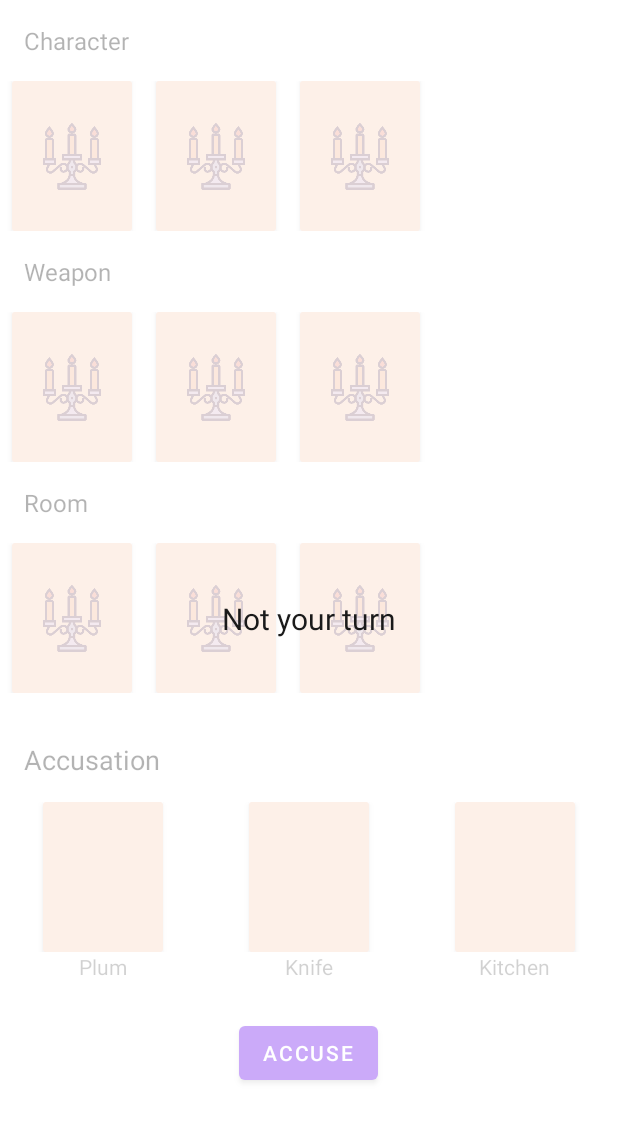
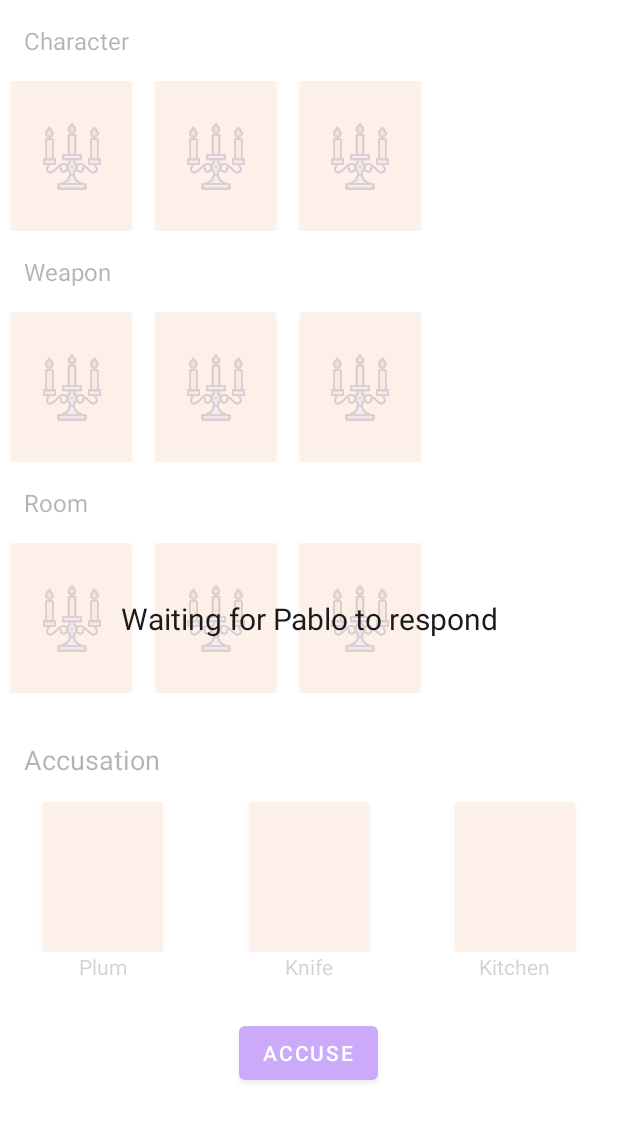
Before and after one commit to Sonia0912/ProgettoLAM, an Android app: the layout fragment_accusation.xml on its own in the app's theme, with its tools: preview values and no code run, on a phone screen of 412 x 824 dp. Shown: the top 1121 px of the screen. Run offline under Robolectric (Android 15) with nearby library versions, the phone set to English and light mode, and no system bars.

Commit message:
Adds waiting for accusation state

```diff
--- a/app/src/main/java/com/sonianicoletti/progettolam/ui/game/GameViewModel.kt
+++ b/app/src/main/java/com/sonianicoletti/progettolam/ui/game/GameViewModel.kt
@@ -48,7 +48,7 @@ class GameViewModel @Inject constructor(
         val isHost = gameRepository.isHost()
         gameStateEmitter.postValue(GameState(game, isHost))
 
-        if (!game.accusation?.cards.isNullOrEmpty() && !gameRepository.isTurnPlayer()) {
+        if (game.accusation != null && !gameRepository.isTurnPlayer()) {
             viewEventEmitter.postValue(ViewEvent.NavigateToCards)
         }
     }
--- a/app/src/main/java/com/sonianicoletti/progettolam/ui/game/accusation/AccusationViewModel.kt
+++ b/app/src/main/java/com/sonianicoletti/progettolam/ui/game/accusation/AccusationViewModel.kt
@@ -4,6 +4,7 @@ import androidx.lifecycle.LiveData
 import androidx.lifecycle.MutableLiveData
 import androidx.lifecycle.ViewModel
 import androidx.lifecycle.viewModelScope
+import com.sonianicoletti.entities.Player
 import com.sonianicoletti.progettolam.extension.emit
 import com.sonianicoletti.progettolam.ui.game.GameState
 import com.sonianicoletti.progettolam.ui.game.cards.CardItem
@@ -48,12 +49,14 @@ class AccusationViewModel @Inject constructor(
     fun handleGameState(gameState: GameState) {
         viewModelScope.launch {
             viewState.value?.isTurnPlayer = gameRepository.isTurnPlayer()
+            viewState.value?.respondingPlayer = gameState.game.players.firstOrNull { it.id == gameState.game.accusation?.responder }
             viewStateEmitter.emit()
         }
     }
 
     data class ViewState(
         var isTurnPlayer: Boolean = false,
+        var respondingPlayer: Player? = null,
         var selectedCharacterCard: CardItem? = null,
         var selectedWeaponCard: CardItem? = null,
         var selectedRoomCard: CardItem? = null,
--- a/app/src/main/res/layout/fragment_accusation.xml
+++ b/app/src/main/res/layout/fragment_accusation.xml
@@ -1,9 +1,9 @@
 <?xml version="1.0" encoding="utf-8"?>
 <FrameLayout xmlns:android="http://schemas.android.com/apk/res/android"
+    xmlns:app="http://schemas.android.com/apk/res-auto"
+    xmlns:tools="http://schemas.android.com/tools"
     android:layout_width="match_parent"
-    android:layout_height="match_parent"
-    xmlns:app="http://schemas.android.com/apk/res-auto"
-    xmlns:tools="http://schemas.android.com/tools">
+    android:layout_height="match_parent">
 
     <ScrollView
         android:layout_width="match_parent"
@@ -12,71 +12,71 @@
         <LinearLayout
             android:layout_width="match_parent"
             android:layout_height="wrap_content"
-            android:paddingBottom="48dp"
-            android:orientation="vertical">
+            android:orientation="vertical"
+            android:paddingBottom="48dp">
 
             <TextView
                 android:layout_width="wrap_content"
                 android:layout_height="wrap_content"
                 android:layout_marginStart="16dp"
                 android:layout_marginTop="16dp"
-                android:textSize="16sp"
+                android:text="Character"
                 android:textColor="#1A1A1A"
-                android:text="Character" />
+                android:textSize="16sp" />
 
             <androidx.recyclerview.widget.RecyclerView
                 android:id="@+id/character_cards"
                 android:layout_width="match_parent"
                 android:layout_height="wrap_content"
+                android:layout_marginTop="16dp"
+                android:orientation="horizontal"
                 app:layoutManager="androidx.recyclerview.widget.LinearLayoutManager"
-                android:orientation="horizontal"
-                tools:listitem="@layout/list_item_accusation_card"
-                android:layout_marginTop="16dp" />
+                tools:listitem="@layout/list_item_accusation_card" />
 
             <TextView
                 android:layout_width="wrap_content"
                 android:layout_height="wrap_content"
                 android:layout_marginStart="16dp"
                 android:layout_marginTop="16dp"
-                android:textSize="16sp"
+                android:text="Weapon"
                 android:textColor="#1A1A1A"
-                android:text="Weapon" />
+                android:textSize="16sp" />
 
             <androidx.recyclerview.widget.RecyclerView
                 android:id="@+id/weapon_cards"
                 android:layout_width="match_parent"
                 android:layout_height="wrap_content"
+                android:layout_marginTop="16dp"
+                android:orientation="horizontal"
                 app:layoutManager="androidx.recyclerview.widget.LinearLayoutManager"
-                android:orientation="horizontal"
-                tools:listitem="@layout/list_item_accusation_card"
-                android:layout_marginTop="16dp" />
+                tools:listitem="@layout/list_item_accusation_card" />
 
             <TextView
                 android:layout_width="wrap_content"
                 android:layout_height="wrap_content"
                 android:layout_marginStart="16dp"
                 android:layout_marginTop="16dp"
-                android:textSize="16sp"
+                android:text="Room"
                 android:textColor="#1A1A1A"
-                android:text="Room" />
+                android:textSize="16sp" />
 
             <androidx.recyclerview.widget.RecyclerView
                 android:id="@+id/room_cards"
                 android:layout_width="match_parent"
                 android:layout_height="wrap_content"
+                android:layout_marginTop="16dp"
+                android:orientation="horizontal"
                 app:layoutManager="androidx.recyclerview.widget.LinearLayoutManager"
-                android:orientation="horizontal"
-                tools:listitem="@layout/list_item_accusation_card"
-                android:layout_marginTop="16dp" />
+                tools:listitem="@layout/list_item_accusation_card" />
 
             <TextView
                 android:layout_width="match_parent"
                 android:layout_height="match_parent"
+                android:layout_marginStart="16dp"
                 android:layout_marginTop="32dp"
                 android:text="Accusation"
-                android:layout_marginStart="16dp"
-                android:textSize="18sp"
-                android:textColor="#1A1A1A" />
+                android:textColor="#1A1A1A"
+                android:textSize="18sp" />
 
             <LinearLayout
                 android:layout_width="match_parent"
@@ -88,14 +88,16 @@
                     android:layout_height="wrap_content"
                     android:layout_weight="1"
                     android:orientation="vertical">
+
                     <include
                         android:id="@+id/accusation_character_card"
                         layout="@layout/list_item_accusation_card"
                         android:layout_width="wrap_content"
                         android:layout_height="wrap_content"
+                        android:layout_gravity="center_horizontal"
                         android:visibility="invisible"
-                        android:layout_gravity="center_horizontal"
                         tools:visibility="visible" />
+
                     <TextView
                         android:id="@+id/accusation_character_text"
                         android:layout_width="wrap_content"
@@ -109,14 +111,16 @@
                     android:layout_height="wrap_content"
                     android:layout_weight="1"
                     android:orientation="vertical">
+
                     <include
                         android:id="@+id/accusation_weapon_card"
                         layout="@layout/list_item_accusation_card"
                         android:layout_width="wrap_content"
                         android:layout_height="wrap_content"
+                        android:layout_gravity="center_horizontal"
                         android:visibility="invisible"
-                        android:layout_gravity="center_horizontal"
                         tools:visibility="visible" />
+
                     <TextView
                         android:id="@+id/accusation_weapon_text"
                         android:layout_width="wrap_content"
@@ -130,14 +134,16 @@
                     android:layout_height="wrap_content"
                     android:layout_weight="1"
                     android:orientation="vertical">
+
                     <include
                         android:id="@+id/accusation_room_card"
                         layout="@layout/list_item_accusation_card"
                         android:layout_width="wrap_content"
                         android:layout_height="wrap_content"
+                        android:layout_gravity="center_horizontal"
                         android:visibility="invisible"
-                        android:layout_gravity="center_horizontal"
                         tools:visibility="visible" />
+
                     <TextView
                         android:id="@+id/accusation_room_text"
                         android:layout_width="wrap_content"
@@ -152,9 +158,9 @@
                 android:id="@+id/accuse_button"
                 android:layout_width="wrap_content"
                 android:layout_height="wrap_content"
+                android:layout_gravity="center_horizontal"
                 android:layout_marginTop="24dp"
-                android:text="Accuse"
-                android:layout_gravity="center_horizontal" />
+                android:text="Accuse" />
 
         </LinearLayout>
 
@@ -163,25 +169,52 @@
     <androidx.constraintlayout.widget.ConstraintLayout
         android:id="@+id/not_turn_player_overlay"
         android:layout_width="match_parent"
+        android:layout_height="match_parent"
+        android:visibility="gone">
+
+        <View
+            android:layout_width="match_parent"
+            android:layout_height="match_parent"
+            android:background="#AAFFFFFF"
+            android:clickable="true"
+            android:focusable="true" />
+
+        <TextView
+            android:layout_width="wrap_content"
+            android:layout_height="wrap_content"
+            android:text="Not your turn"
+            android:textColor="#1A1A1A"
+            android:textSize="20sp"
+            app:layout_constraintBottom_toBottomOf="parent"
+            app:layout_constraintEnd_toEndOf="parent"
+            app:layout_constraintStart_toStartOf="parent"
+            app:layout_constraintTop_toTopOf="parent" />
+
+    </androidx.constraintlayout.widget.ConstraintLayout>
+
+    <androidx.constraintlayout.widget.ConstraintLayout
+        android:id="@+id/waiting_for_responder_overlay"
+        android:layout_width="match_parent"
         android:layout_height="match_parent">
 
         <View
             android:layout_width="match_parent"
             android:layout_height="match_parent"
+            android:background="#AAFFFFFF"
             android:clickable="true"
-            android:focusableInTouchMode="false"
-            android:background="#AAFFFFFF" />
+            android:focusable="true" />
 
         <TextView
+            android:id="@+id/waiting_for_responder_text"
             android:layout_width="wrap_content"
             android:layout_height="wrap_content"
-            android:text="Not your turn"
+            android:textColor="#1A1A1A"
             android:textSize="20sp"
-            android:textColor="#1A1A1A"
+            app:layout_constraintBottom_toBottomOf="parent"
+            app:layout_constraintEnd_toEndOf="parent"
             app:layout_constraintStart_toStartOf="parent"
-            app:layout_constraintEnd_toEndOf="parent"
             app:layout_constraintTop_toTopOf="parent"
-            app:layout_constraintBottom_toBottomOf="parent" />
+            tools:text="Waiting for Pablo to respond" />
 
     </androidx.constraintlayout.widget.ConstraintLayout>
 
--- a/dependencies/firebase/src/main/java/com/sonianicoletti/progettolam/FirebaseGameService.kt
+++ b/dependencies/firebase/src/main/java/com/sonianicoletti/progettolam/FirebaseGameService.kt
@@ -149,7 +149,7 @@ class FirebaseGameService @Inject constructor(private val authService: FirebaseA
         val accusationMap = gameSnapshot[ACCUSATION] as? HashMap<String, Any> ?: return null
         val cardsMapList = accusationMap[ACCUSATION_CARDS] as? List<HashMap<String, Any>> ?: emptyList()
         val accusationCards = cardsMapList.map { it.toCard() }.toMutableList()
-        val responder = (accusationMap[ACCUSATION_RESPONSES].toString())
+        val responder = (accusationMap[ACCUSATION_RESPONDER].toString())
         return Accusation(accusationCards, responder)
     }
 
@@ -167,6 +167,6 @@ class FirebaseGameService @Inject constructor(private val authService: FirebaseA
         private const val TURN_PLAYER = "turn_player"
         private const val ACCUSATION = "accusation"
         private const val ACCUSATION_CARDS = "cards"
-        private const val ACCUSATION_RESPONSES = "responses"
+        private const val ACCUSATION_RESPONDER = "responder"
     }
 }
--- a/dependencies/zxing/src/main/java/com/sonianicoletti/zxing/QRCodeScannerActivity.kt
+++ b/dependencies/zxing/src/main/java/com/sonianicoletti/zxing/QRCodeScannerActivity.kt
@@ -21,7 +21,6 @@ class QRCodeScannerActivity : AppCompatActivity() {
         val options = ScanOptions()
             .setDesiredBarcodeFormats(ScanOptions.QR_CODE)
             .setBeepEnabled(false)
-            .setOrientationLocked(false)
         qrCodeScannerLauncher.launch(options) // apre la fotocamera
     }
 
```
Also changed, not shown: app/src/main/java/com/sonianicoletti/progettolam/ui/game/GameActivity.kt (+26 -2 lines), app/src/main/java/com/sonianicoletti/progettolam/ui/game/accusation/AccusationFragment.kt (+10 -0 lines).
